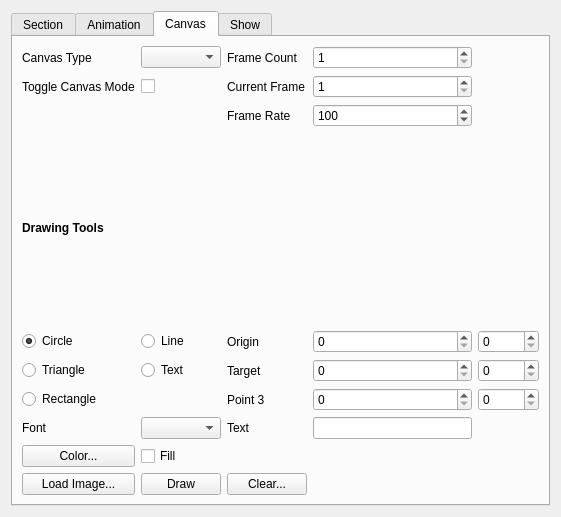
Qt form src/widget/maestrocontrol.ui (8bitbuddhist/PixelMaestro-Studio) before a commit.
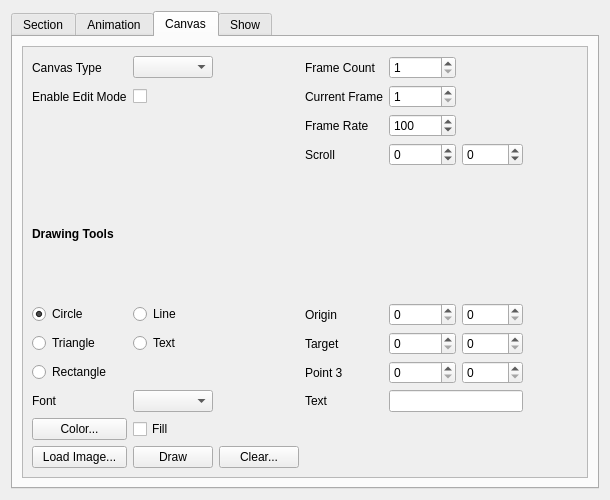
The same form after that commit. The open tabs and pages were chosen to show the change.

Commit message: Removed CanvasControl Tweaked MaestroControl layout

Patch:
```diff
--- a/src/widget/maestrocontrol.ui
+++ b/src/widget/maestrocontrol.ui
@@ -6,8 +6,8 @@
    <rect>
     <x>0</x>
     <y>0</y>
-    <width>561</width>
-    <height>517</height>
+    <width>610</width>
+    <height>500</height>
    </rect>
   </property>
   <property name="sizePolicy">
@@ -29,7 +29,7 @@
    <item row="0" column="0">
     <widget class="QTabWidget" name="tabWidget">
      <property name="sizePolicy">
-      <sizepolicy hsizetype="Minimum" vsizetype="Minimum">
+      <sizepolicy hsizetype="Ignored" vsizetype="Ignored">
        <horstretch>0</horstretch>
        <verstretch>0</verstretch>
       </sizepolicy>
@@ -404,42 +404,69 @@
        <string>Canvas</string>
       </attribute>
       <layout class="QGridLayout" name="gridLayout_4">
-       <item row="6" column="4">
-        <widget class="QSpinBox" name="target2YSpinBox">
-         <property name="maximum">
-          <number>65535</number>
+       <item row="0" column="1">
+        <widget class="QScrollArea" name="canvasScrollArea">
+         <property name="widgetResizable">
+          <bool>true</bool>
          </property>
-        </widget>
-       </item>
-       <item row="7" column="1">
-        <widget class="QComboBox" name="fontComboBox">
-         <property name="toolTip">
-          <string/>
-         </property>
-        </widget>
-       </item>
-       <item row="5" column="1">
-        <widget class="QRadioButton" name="textRadioButton">
-         <property name="text">
-          <string>Text</string>
-         </property>
-        </widget>
-       </item>
-       <item row="15" column="0">
-        <widget class="QPushButton" name="loadImageButton">
-         <property name="text">
-          <string>Load Image...</string>
-         </property>
-        </widget>
-       </item>
-       <item row="15" column="2">
-        <widget class="QPushButton" name="clearButton">
-         <property name="text">
-          <string>Clear...</string>
-         </property>
-        </widget>
-       </item>
+         <widget class="QWidget" name="canvasScrollAreaWidgetContents">
+          <property name="geometry">
+           <rect>
+            <x>0</x>
+            <y>0</y>
+            <width>590</width>
+            <height>414</height>
+           </rect>
+          </property>
+          <layout class="QGridLayout" name="gridLayout_2">
+           <property name="sizeConstraint">
+            <enum>QLayout::SetMinimumSize</enum>
+           </property>
        <item row="9" column="1">
+            <widget class="QComboBox" name="fontComboBox">
+             <property name="toolTip">
+              <string/>
+             </property>
+            </widget>
+           </item>
+           <item row="4" column="4">
+            <widget class="QSpinBox" name="scrollXSpinBox">
+             <property name="minimum">
+              <number>-1000</number>
+             </property>
+             <property name="maximum">
+              <number>1000</number>
+             </property>
+            </widget>
+           </item>
+           <item row="10" column="0">
+            <widget class="QPushButton" name="selectColorButton">
+             <property name="toolTip">
+              <string>Sets the color used to draw shapes</string>
+             </property>
+             <property name="text">
+              <string>Color...</string>
+             </property>
+            </widget>
+           </item>
+           <item row="6" column="0">
+            <widget class="QRadioButton" name="circleRadioButton">
+             <property name="text">
+              <string>Circle</string>
+             </property>
+             <property name="checked">
+              <bool>true</bool>
+             </property>
+            </widget>
+           </item>
+           <item row="5" column="0">
+            <widget class="QLabel" name="drawingToolsLabel">
+             <property name="text">
+              <string>&lt;html&gt;&lt;head/&gt;&lt;body&gt;&lt;p&gt;&lt;span style=&quot; font-weight:600;&quot;&gt;Drawing Tools&lt;/span&gt;&lt;/p&gt;&lt;/body&gt;&lt;/html&gt;</string>
+             </property>
+            </widget>
+           </item>
+           <item row="10" column="1">
         <widget class="QCheckBox" name="fillCheckBox">
          <property name="toolTip">
           <string>Fills in shapes, otherwise draws only the shape's outline</string>
@@ -449,28 +476,145 @@
          </property>
         </widget>
        </item>
-       <item row="0" column="2">
+           <item row="11" column="1">
+            <widget class="QPushButton" name="drawButton">
+             <property name="text">
+              <string>Draw</string>
+             </property>
+            </widget>
+           </item>
+           <item row="11" column="2">
+            <widget class="QPushButton" name="clearButton">
+             <property name="text">
+              <string>Clear...</string>
+             </property>
+            </widget>
+           </item>
+           <item row="8" column="4">
+            <widget class="QSpinBox" name="target2XSpinBox">
+             <property name="maximum">
+              <number>65535</number>
+             </property>
+            </widget>
+           </item>
+           <item row="9" column="4" colspan="2">
+            <widget class="QLineEdit" name="textLineEdit">
+             <property name="toolTip">
+              <string/>
+             </property>
+            </widget>
+           </item>
+           <item row="6" column="4">
+            <widget class="QSpinBox" name="originXSpinBox">
+             <property name="toolTip">
+              <string/>
+             </property>
+             <property name="maximum">
+              <number>65535</number>
+             </property>
+            </widget>
+           </item>
+           <item row="0" column="3">
         <widget class="QLabel" name="frameCountLabel">
          <property name="text">
           <string>Frame Count</string>
          </property>
         </widget>
        </item>
-       <item row="6" column="3">
-        <widget class="QSpinBox" name="target2XSpinBox">
+           <item row="7" column="4">
+            <widget class="QSpinBox" name="targetXSpinBox">
+             <property name="toolTip">
+              <string/>
+             </property>
          <property name="maximum">
           <number>65535</number>
          </property>
         </widget>
        </item>
-       <item row="5" column="0">
+           <item row="7" column="1">
+            <widget class="QRadioButton" name="textRadioButton">
+             <property name="text">
+              <string>Text</string>
+             </property>
+            </widget>
+           </item>
+           <item row="7" column="5">
+            <widget class="QSpinBox" name="targetYSpinBox">
+             <property name="toolTip">
+              <string/>
+             </property>
+             <property name="maximum">
+              <number>65535</number>
+             </property>
+            </widget>
+           </item>
+           <item row="8" column="0">
+            <widget class="QRadioButton" name="rectRadioButton">
+             <property name="text">
+              <string>Rectangle</string>
+             </property>
+            </widget>
+           </item>
+           <item row="0" column="1">
+            <widget class="QComboBox" name="canvasComboBox">
+             <property name="toolTip">
+              <string>Adds a drawing surface to the pixel grid</string>
+             </property>
+            </widget>
+           </item>
+           <item row="6" column="1">
+            <widget class="QRadioButton" name="lineRadioButton">
+             <property name="text">
+              <string>Line</string>
+             </property>
+            </widget>
+           </item>
+           <item row="7" column="0">
         <widget class="QRadioButton" name="triangleRadioButton">
          <property name="text">
           <string>Triangle</string>
          </property>
         </widget>
        </item>
-       <item row="2" column="3">
+           <item row="1" column="0">
+            <widget class="QLabel" name="toggleCanvasModeLabel">
+             <property name="text">
+              <string>Enable Edit Mode</string>
+             </property>
+            </widget>
+           </item>
+           <item row="1" column="1">
+            <widget class="QCheckBox" name="toggleCanvasModeCheckBox">
+             <property name="toolTip">
+              <string>Disables automatic frame switching, allowing you to manually switch between frames</string>
+             </property>
+             <property name="text">
+              <string/>
+             </property>
+            </widget>
+           </item>
+           <item row="1" column="3">
+            <widget class="QLabel" name="currentFrameLabel">
+             <property name="text">
+              <string>Current Frame</string>
+             </property>
+            </widget>
+           </item>
+           <item row="8" column="5">
+            <widget class="QSpinBox" name="target2YSpinBox">
+             <property name="maximum">
+              <number>65535</number>
+             </property>
+            </widget>
+           </item>
+           <item row="11" column="0">
+            <widget class="QPushButton" name="loadImageButton">
+             <property name="text">
+              <string>Load Image...</string>
+             </property>
+            </widget>
+           </item>
+           <item row="2" column="4">
         <widget class="QSpinBox" name="frameRateSpinBox">
          <property name="toolTip">
           <string>Sets the amount of time between frames</string>
@@ -483,99 +627,37 @@
          </property>
         </widget>
        </item>
-       <item row="15" column="1">
-        <widget class="QPushButton" name="drawButton">
-         <property name="text">
-          <string>Draw</string>
-         </property>
-        </widget>
-       </item>
-       <item row="6" column="0">
-        <widget class="QRadioButton" name="rectRadioButton">
-         <property name="text">
-          <string>Rectangle</string>
-         </property>
-        </widget>
-       </item>
        <item row="9" column="0">
-        <widget class="QPushButton" name="selectColorButton">
-         <property name="toolTip">
-          <string>Sets the color used to draw shapes</string>
-         </property>
-         <property name="text">
-          <string>Color...</string>
-         </property>
-        </widget>
-       </item>
-       <item row="0" column="1">
-        <widget class="QComboBox" name="canvasComboBox">
-         <property name="toolTip">
-          <string>Adds a drawing surface to the pixel grid</string>
-         </property>
-        </widget>
-       </item>
-       <item row="5" column="3">
-        <widget class="QSpinBox" name="targetXSpinBox">
-         <property name="toolTip">
-          <string/>
-         </property>
-         <property name="maximum">
-          <number>65535</number>
-         </property>
-        </widget>
-       </item>
-       <item row="4" column="3">
-        <widget class="QSpinBox" name="originXSpinBox">
-         <property name="toolTip">
-          <string/>
-         </property>
-         <property name="maximum">
-          <number>65535</number>
-         </property>
-        </widget>
-       </item>
-       <item row="5" column="4">
-        <widget class="QSpinBox" name="targetYSpinBox">
-         <property name="toolTip">
-          <string/>
-         </property>
-         <property name="maximum">
-          <number>65535</number>
-         </property>
-        </widget>
-       </item>
-       <item row="7" column="0">
         <widget class="QLabel" name="fontLabel">
          <property name="text">
           <string>Font</string>
          </property>
         </widget>
        </item>
-       <item row="3" column="0">
-        <widget class="QLabel" name="drawingToolsLabel">
-         <property name="text">
-          <string>&lt;html&gt;&lt;head/&gt;&lt;body&gt;&lt;p&gt;&lt;span style=&quot; font-weight:600;&quot;&gt;Drawing Tools&lt;/span&gt;&lt;/p&gt;&lt;/body&gt;&lt;/html&gt;</string>
-         </property>
-        </widget>
-       </item>
-       <item row="4" column="0">
-        <widget class="QRadioButton" name="circleRadioButton">
-         <property name="text">
-          <string>Circle</string>
-         </property>
-         <property name="checked">
-          <bool>true</bool>
+           <item row="1" column="4">
+            <widget class="QSpinBox" name="currentFrameSpinBox">
+             <property name="toolTip">
+              <string>The current drawing surface</string>
+             </property>
+             <property name="minimum">
+              <number>1</number>
+             </property>
+             <property name="maximum">
+              <number>255</number>
          </property>
         </widget>
        </item>
-       <item row="6" column="2">
-        <widget class="QLabel" name="target2Label">
-         <property name="text">
-          <string>Point 3</string>
-         </property>
-        </widget>
-       </item>
-       <item row="0" column="3">
+           <item row="6" column="5">
+            <widget class="QSpinBox" name="originYSpinBox">
+             <property name="toolTip">
+              <string/>
+             </property>
+             <property name="maximum">
+              <number>65535</number>
+             </property>
+            </widget>
+           </item>
+           <item row="0" column="4">
         <widget class="QSpinBox" name="frameCountSpinBox">
          <property name="toolTip">
           <string>The total number of drawing surfaces</string>
@@ -588,44 +670,6 @@
          </property>
         </widget>
        </item>
-       <item row="1" column="0">
-        <widget class="QLabel" name="toggleCanvasModeLabel">
-         <property name="text">
-          <string>Toggle Canvas Mode</string>
-         </property>
-        </widget>
-       </item>
-       <item row="4" column="4">
-        <widget class="QSpinBox" name="originYSpinBox">
-         <property name="toolTip">
-          <string/>
-         </property>
-         <property name="maximum">
-          <number>65535</number>
-         </property>
-        </widget>
-       </item>
-       <item row="1" column="2">
-        <widget class="QLabel" name="currentFrameLabel">
-         <property name="text">
-          <string>Current Frame</string>
-         </property>
-        </widget>
-       </item>
-       <item row="5" column="2">
-        <widget class="QLabel" name="targetLabel">
-         <property name="text">
-          <string>Target</string>
-         </property>
-        </widget>
-       </item>
-       <item row="2" column="2">
-        <widget class="QLabel" name="frameRateLabel">
-         <property name="text">
-          <string>Frame Rate</string>
-         </property>
-        </widget>
-       </item>
        <item row="0" column="0">
         <widget class="QLabel" name="canvasTypeLabel">
          <property name="text">
@@ -633,55 +677,73 @@
          </property>
         </widget>
        </item>
-       <item row="4" column="1">
-        <widget class="QRadioButton" name="lineRadioButton">
+           <item row="4" column="5">
+            <widget class="QSpinBox" name="scrollYSpinBox">
+             <property name="minimum">
+              <number>-1000</number>
+             </property>
+             <property name="maximum">
+              <number>1000</number>
+             </property>
+            </widget>
+           </item>
+           <item row="4" column="3">
+            <widget class="QLabel" name="scrollLabel">
          <property name="text">
-          <string>Line</string>
+              <string>Scroll</string>
          </property>
         </widget>
        </item>
-       <item row="1" column="1">
-        <widget class="QCheckBox" name="toggleCanvasModeCheckBox">
-         <property name="toolTip">
-          <string>Disables automatic frame switching, allowing you to manually switch between frames</string>
-         </property>
+           <item row="7" column="3">
+            <widget class="QLabel" name="targetLabel">
+             <property name="text">
+              <string>Target</string>
+             </property>
+            </widget>
+           </item>
+           <item row="9" column="3">
+            <widget class="QLabel" name="textLabel">
          <property name="text">
-          <string/>
+              <string>Text</string>
          </property>
         </widget>
        </item>
-       <item row="4" column="2">
+           <item row="6" column="3">
         <widget class="QLabel" name="originLabel">
          <property name="text">
           <string>Origin</string>
          </property>
         </widget>
        </item>
-       <item row="1" column="3">
-        <widget class="QSpinBox" name="currentFrameSpinBox">
-         <property name="toolTip">
-          <string>The current drawing surface</string>
-         </property>
-         <property name="minimum">
-          <number>1</number>
-         </property>
-         <property name="maximum">
-          <number>255</number>
-         </property>
-        </widget>
-       </item>
-       <item row="7" column="2">
-        <widget class="QLabel" name="textLabel">
+           <item row="2" column="3">
+            <widget class="QLabel" name="frameRateLabel">
+             <property name="text">
+              <string>Frame Rate</string>
+             </property>
+            </widget>
+           </item>
+           <item row="8" column="3">
+            <widget class="QLabel" name="target2Label">
          <property name="text">
-          <string>Text</string>
+              <string>Point 3</string>
          </property>
         </widget>
        </item>
-       <item row="7" column="3">
-        <widget class="QLineEdit" name="textLineEdit">
-         <property name="toolTip">
-          <string/>
-         </property>
+           <item row="6" column="6">
+            <spacer name="horizontalSpacer">
+             <property name="orientation">
+              <enum>Qt::Horizontal</enum>
+             </property>
+             <property name="sizeHint" stdset="0">
+              <size>
+               <width>80</width>
+               <height>20</height>
+              </size>
+             </property>
+            </spacer>
+           </item>
+          </layout>
+         </widget>
         </widget>
        </item>
       </layout>
```
Left out of the diff: 472 changed lines with no effect on the pictures. Lines whose indentation alone changed are shown as unchanged. The commit also changes 9 other files.
